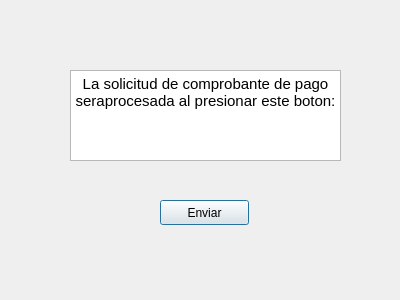
Above: Interfaz/payment_proof.ui from Los-Pollitos/PI-Redes-Sistemas-Operativos before the change. Below: the same form after it.
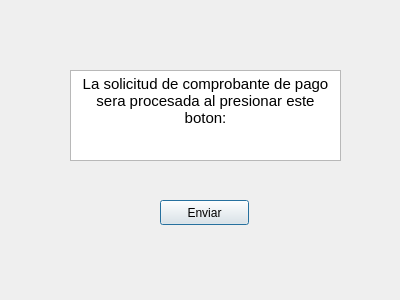
That is the form after the change.

Commit message: Se arreglo un pequeño error.

```diff
--- a/Interfaz/payment_proof.ui
+++ b/Interfaz/payment_proof.ui
@@ -30,7 +30,7 @@
 li.unchecked::marker { content: &quot;\2610&quot;; }
 li.checked::marker { content: &quot;\2612&quot;; }
 &lt;/style&gt;&lt;/head&gt;&lt;body style=&quot; font-family:'Ubuntu'; font-size:11pt; font-weight:400; font-style:normal;&quot;&gt;
-&lt;p align=&quot;center&quot; style=&quot; margin-top:0px; margin-bottom:0px; margin-left:0px; margin-right:0px; -qt-block-indent:0; text-indent:0px;&quot;&gt;La solicitud de comprobante de pago seraprocesada al presionar este boton:&lt;/p&gt;
+&lt;p align=&quot;center&quot; style=&quot; margin-top:0px; margin-bottom:0px; margin-left:0px; margin-right:0px; -qt-block-indent:0; text-indent:0px;&quot;&gt;La solicitud de comprobante de pago sera procesada al presionar este boton:&lt;/p&gt;
 &lt;p align=&quot;center&quot; style=&quot;-qt-paragraph-type:empty; margin-top:0px; margin-bottom:0px; margin-left:0px; margin-right:0px; -qt-block-indent:0; text-indent:0px;&quot;&gt;&lt;br /&gt;&lt;/p&gt;&lt;/body&gt;&lt;/html&gt;</string>
    </property>
   </widget>
```
